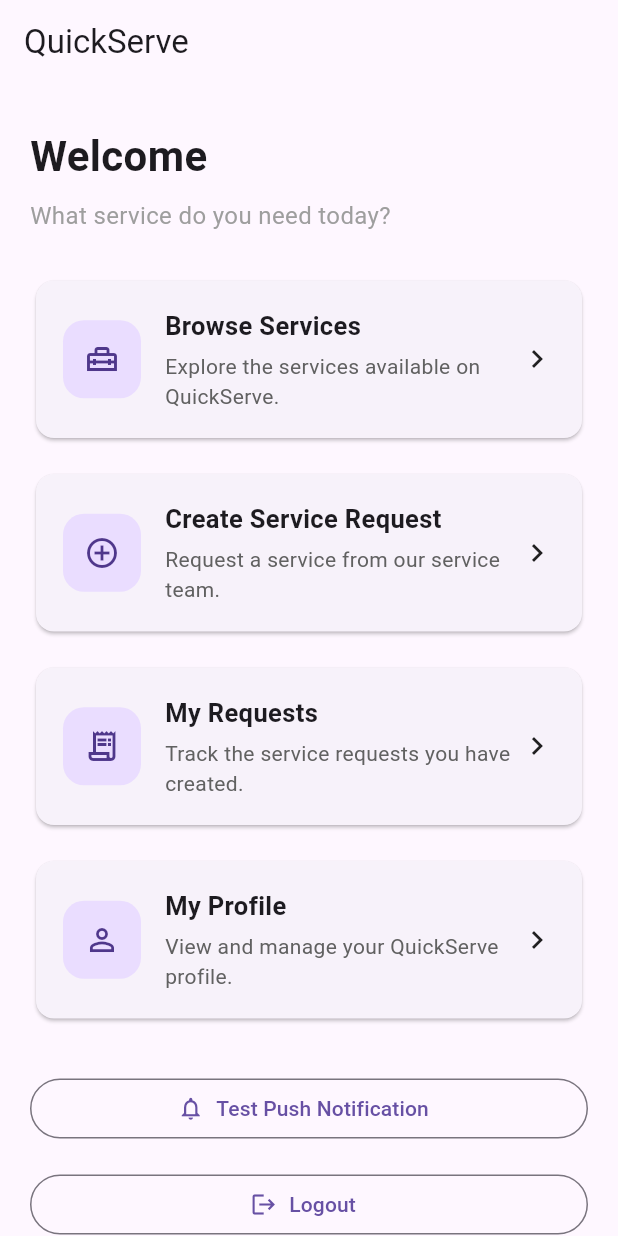
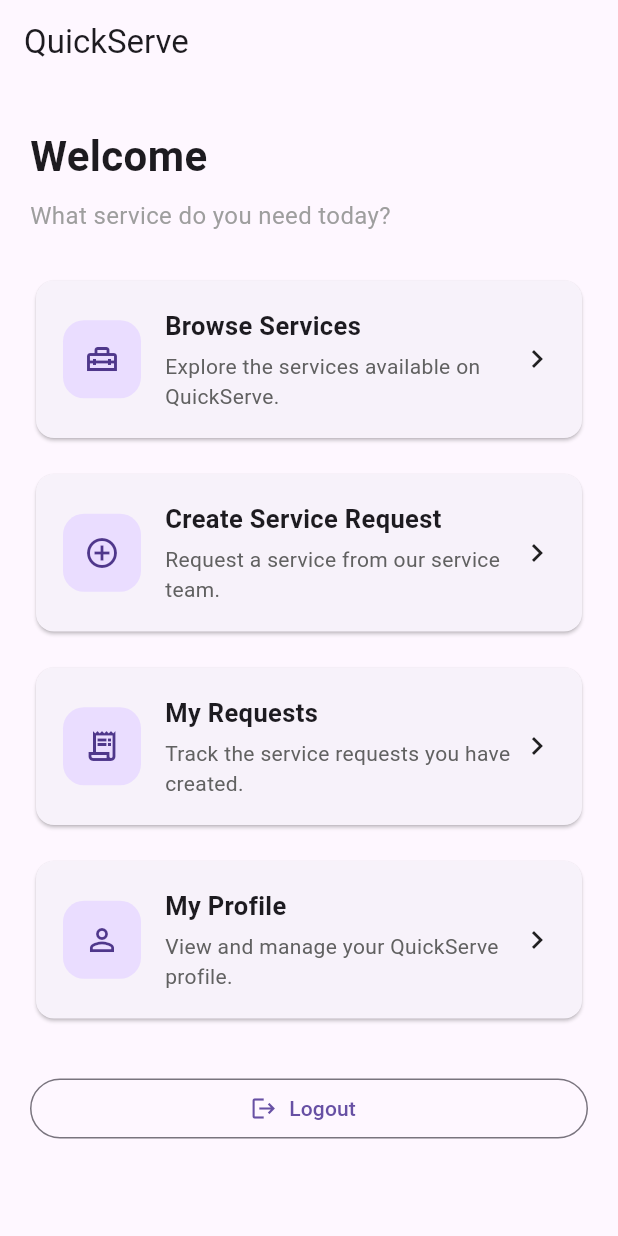
Before and after one commit to nachiket-tonge/quickserve, a Flutter app: the CustomerHomeScreen screen opened by its route, on a phone screen of 412 x 824 dp. Run offline on Flutter 3.47's test engine with Material 3 defaults, Android fonts, the phone set to English and light mode, and no system bars; our stand-ins replace firebase_core, firebase_messaging, flutter_dotenv, go_router, supabase_flutter; accounts and stored records are empty; network calls fail.

Commit message:
fixed error in app

```diff
--- a/mobile/lib/features/dashboard/presentation/customer_home_screen.dart
+++ b/mobile/lib/features/dashboard/presentation/customer_home_screen.dart
@@ -2,7 +2,6 @@ import 'package:flutter/material.dart';
 import 'package:go_router/go_router.dart';
 
 import '../../auth/data/profile_service.dart';
-
 
 class CustomerHomeScreen extends StatefulWidget {
   const CustomerHomeScreen({super.key});
@@ -16,7 +15,6 @@ class _CustomerHomeScreenState extends State<CustomerHomeScreen> {
 
   String? _fullName;
   bool _isLoading = true;
-  bool _isSendingTestNotification = false;
 
   @override
   void initState() {
@@ -40,36 +38,6 @@ class _CustomerHomeScreenState extends State<CustomerHomeScreen> {
       setState(() {
         _isLoading = false;
       });
-    }
-  }
-
-  Future<void> _sendTestNotification() async {
-    if (_isSendingTestNotification) return;
-
-    setState(() {
-      _isSendingTestNotification = true;
-    });
-
-    try {
-
-
-      if (!mounted) return;
-
-      ScaffoldMessenger.of(context).showSnackBar(
-        const SnackBar(content: Text('Test notification sent successfully.')),
-      );
-    } catch (error) {
-      if (!mounted) return;
-
-      ScaffoldMessenger.of(context).showSnackBar(
-        SnackBar(content: Text('Failed to send notification: $error')),
-      );
-    } finally {
-      if (mounted) {
-        setState(() {
-          _isSendingTestNotification = false;
-        });
-      }
     }
   }
 
@@ -149,27 +117,6 @@ class _CustomerHomeScreenState extends State<CustomerHomeScreen> {
               ),
 
               const SizedBox(height: 32),
-
-              // TEMPORARY FCM TEST BUTTON
-              OutlinedButton.icon(
-                onPressed: _isSendingTestNotification
-                    ? null
-                    : _sendTestNotification,
-                icon: _isSendingTestNotification
-                    ? const SizedBox(
-                        width: 18,
-                        height: 18,
-                        child: CircularProgressIndicator(strokeWidth: 2),
-                      )
-                    : const Icon(Icons.notifications_outlined),
-                label: Text(
-                  _isSendingTestNotification
-                      ? 'Sending...'
-                      : 'Test Push Notification',
-                ),
-              ),
-
-              const SizedBox(height: 16),
 
               OutlinedButton.icon(
                 onPressed: () {
```
